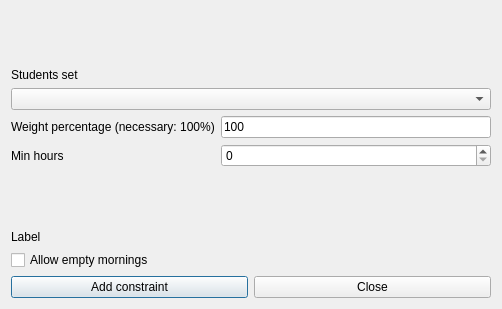
First picture: the form in fet/src/interface/addconstraintstudentssetminhourspermorningform_template.ui, repository vonmecheln/fet, before the edit.
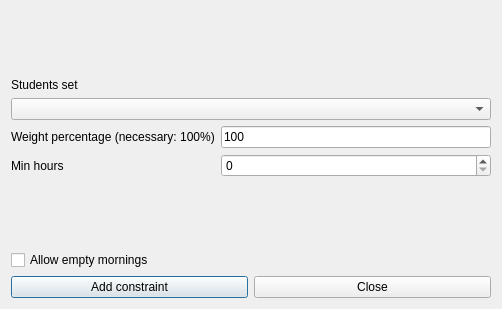
Second picture: the form after the edit.

Diff of the .ui file:
```diff
--- a/fet/src/interface/addconstraintstudentssetminhourspermorningform_template.ui
+++ b/fet/src/interface/addconstraintstudentssetminhourspermorningform_template.ui
@@ -111,13 +111,6 @@
      </property>
     </spacer>
    </item>
-   <item row="6" column="0" colspan="3">
-    <widget class="QLabel" name="allowLabel">
-     <property name="text">
-      <string notr="true">Label</string>
-     </property>
-    </widget>
-   </item>
    <item row="7" column="0" colspan="3">
     <widget class="QCheckBox" name="allowEmptyMorningsCheckBox">
      <property name="text">
```
Left out of the diff: 90 changed lines with no effect on the pictures.
